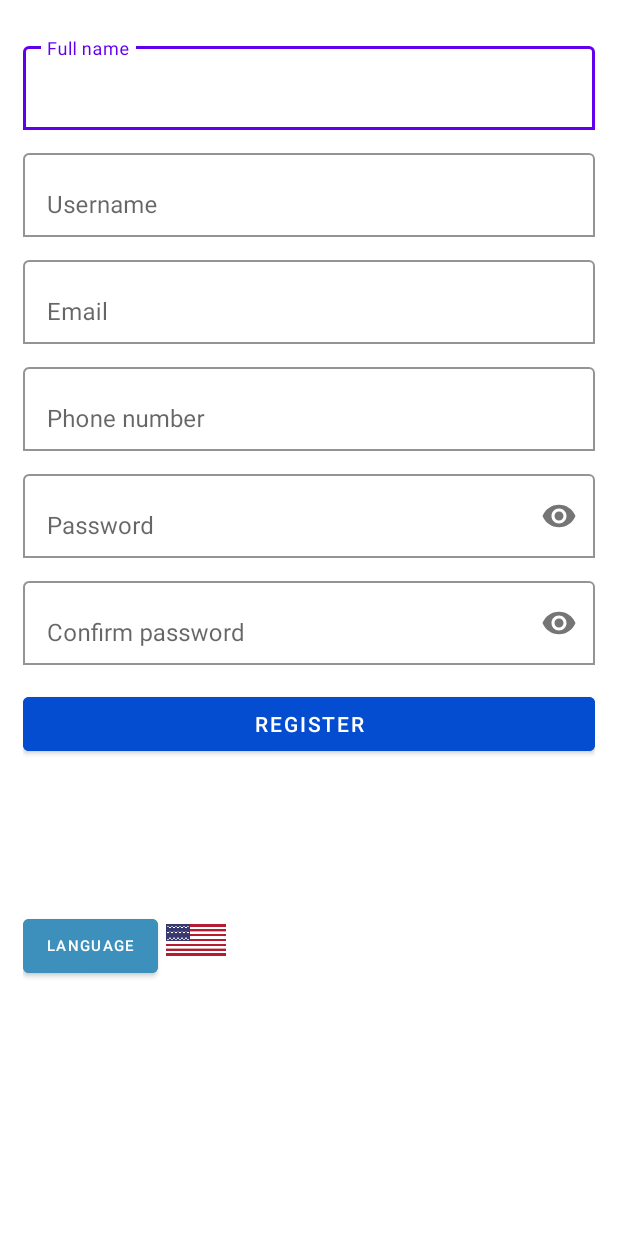
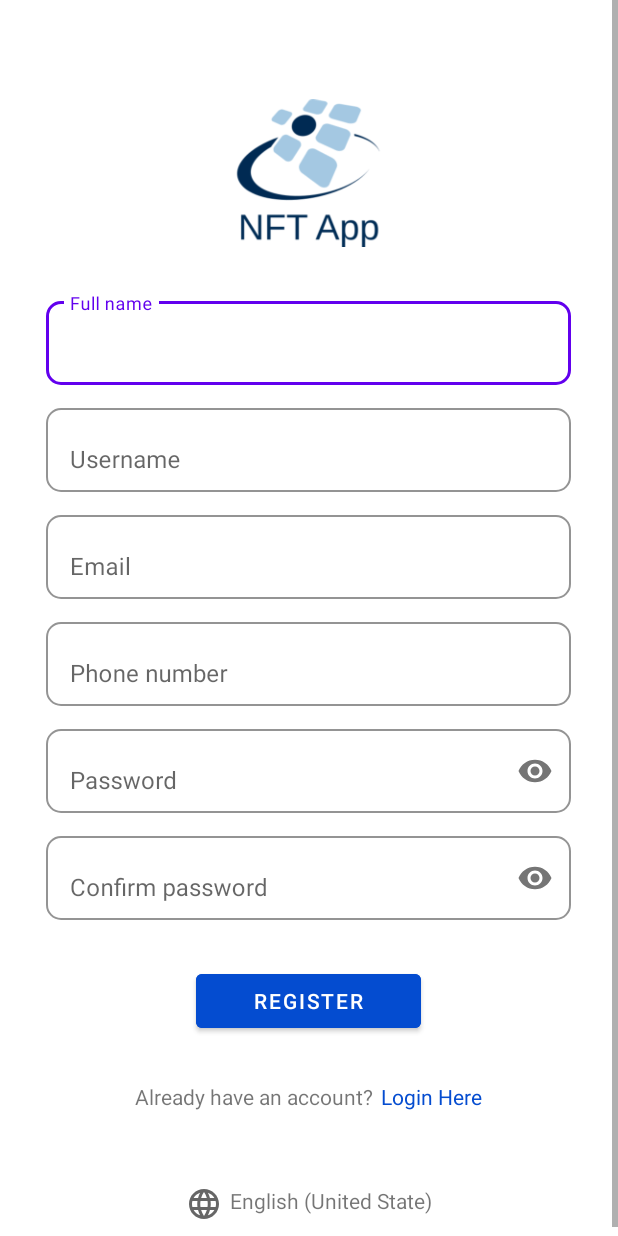
Before and after one commit to denisadfer/TR-PAM, an Android app: the RegisterActivity screen opened directly, with no data from a screen before it, on a phone screen of 412 x 824 dp. Run offline under Robolectric (Android 15) with nearby library versions, the phone set to English and light mode, and no system bars; our stand-ins replace Firebase (no records; nobody signed in at launch, a user with empty details on screens opened directly).

Commit message:
change login and register view

```diff
--- a/app/src/main/java/com/dnx/trpam/RegisterActivity.java
+++ b/app/src/main/java/com/dnx/trpam/RegisterActivity.java
@@ -15,6 +15,7 @@ import android.util.Patterns;
 import android.view.View;
 import android.widget.Button;
 import android.widget.EditText;
+import android.widget.TextView;
 import android.widget.Toast;
 
 import com.google.android.gms.tasks.OnCompleteListener;
@@ -33,12 +34,12 @@ import java.util.Locale;
 
 public class RegisterActivity extends AppCompatActivity {
     EditText editName, editUser, editPass, editPass2, editEmail, editPhone;
-    Button btnRegis, btnLang;
+    Button btnRegis;
+    TextView loginHere, language;
     private ProgressDialog progressDialog;
     private FirebaseAuth mAuth;
     private DatabaseReference mFirebaseDatabase;
     boolean isExist=false;
-
 
     @Override
     protected void onCreate(Bundle savedInstanceState) {
@@ -53,20 +54,25 @@ public class RegisterActivity extends AppCompatActivity {
         editPass = findViewById(R.id.pass1);
         editPass2 = findViewById(R.id.pass2);
         btnRegis = findViewById(R.id.regis_btn1);
-        btnLang = findViewById(R.id.changelang);
-        btnLang.setOnClickListener(new View.OnClickListener() {
+        loginHere = findViewById(R.id.loginHere);
+        language = findViewById(R.id.language);
+
+        language.setOnClickListener(new View.OnClickListener() {
             @Override
             public void onClick(View view) {
                 showChangeLanguageDialog();
             }
         });
 
-
         mAuth = FirebaseAuth.getInstance();
         progressDialog = new ProgressDialog(RegisterActivity.this);
         progressDialog.setTitle("Loading");
         progressDialog.setMessage("Waiting for Login");
         progressDialog.setCancelable(false);
+
+        loginHere.setOnClickListener(view -> {
+            startActivity(new Intent(getApplicationContext(),LoginActivity.class));
+        });
 
         FirebaseDatabase mFirebaseInstance = FirebaseDatabase.getInstance();
 
--- /dev/null
+++ b/app/src/main/res/drawable/ic_baseline_language_24.xml
@@ -0,0 +1,10 @@
+<vector xmlns:android="http://schemas.android.com/apk/res/android"
+    android:width="24dp"
+    android:height="24dp"
+    android:viewportWidth="24"
+    android:viewportHeight="24"
+    android:tint="?attr/colorControlNormal">
+  <path
+      android:fillColor="@android:color/white"
+      android:pathData="M11.99,2C6.47,2 2,6.48 2,12s4.47,10 9.99,10C17.52,22 22,17.52 22,12S17.52,2 11.99,2zM18.92,8h-2.95c-0.32,-1.25 -0.78,-2.45 -1.38,-3.56 1.84,0.63 3.37,1.91 4.33,3.56zM12,4.04c0.83,1.2 1.48,2.53 1.91,3.96h-3.82c0.43,-1.43 1.08,-2.76 1.91,-3.96zM4.26,14C4.1,13.36 4,12.69 4,12s0.1,-1.36 0.26,-2h3.38c-0.08,0.66 -0.14,1.32 -0.14,2 0,0.68 0.06,1.34 0.14,2L4.26,14zM5.08,16h2.95c0.32,1.25 0.78,2.45 1.38,3.56 -1.84,-0.63 -3.37,-1.9 -4.33,-3.56zM8.03,8L5.08,8c0.96,-1.66 2.49,-2.93 4.33,-3.56C8.81,5.55 8.35,6.75 8.03,8zM12,19.96c-0.83,-1.2 -1.48,-2.53 -1.91,-3.96h3.82c-0.43,1.43 -1.08,2.76 -1.91,3.96zM14.34,14L9.66,14c-0.09,-0.66 -0.16,-1.32 -0.16,-2 0,-0.68 0.07,-1.35 0.16,-2h4.68c0.09,0.65 0.16,1.32 0.16,2 0,0.68 -0.07,1.34 -0.16,2zM14.59,19.56c0.6,-1.11 1.06,-2.31 1.38,-3.56h2.95c-0.96,1.65 -2.49,2.93 -4.33,3.56zM16.36,14c0.08,-0.66 0.14,-1.32 0.14,-2 0,-0.68 -0.06,-1.34 -0.14,-2h3.38c0.16,0.64 0.26,1.31 0.26,2s-0.1,1.36 -0.26,2h-3.38z"/>
+</vector>
--- a/app/src/main/res/layout/activity_register.xml
+++ b/app/src/main/res/layout/activity_register.xml
@@ -10,16 +10,27 @@
         android:layout_width="match_parent"
         android:layout_height="wrap_content"
         android:orientation="vertical"
+        android:gravity="center_horizontal"
         android:padding="15dp">
 
+        <ImageView
+            android:layout_width="100dp"
+            android:layout_height="100dp"
+            android:src="@drawable/logo"
+            android:layout_marginTop="50dp"
+            android:layout_marginBottom="30dp"/>
+
         <com.google.android.material.textfield.TextInputLayout
-            android:layout_width="match_parent"
+            android:layout_width="350dp"
             android:layout_height="wrap_content"
-            android:layout_marginTop="10dp"
             app:boxBackgroundMode="outline"
             app:boxBackgroundColor="@color/white"
-            >
-            <EditText
+            app:boxCornerRadiusTopStart="10dp"
+            app:boxCornerRadiusTopEnd="10dp"
+            app:boxCornerRadiusBottomStart="10dp"
+            app:boxCornerRadiusBottomEnd="10dp">
+
+        <EditText
                 android:id="@+id/fullname"
                 android:layout_width="match_parent"
                 android:layout_height="wrap_content"
@@ -29,12 +40,16 @@
         </com.google.android.material.textfield.TextInputLayout>
 
         <com.google.android.material.textfield.TextInputLayout
-            android:layout_width="match_parent"
+            android:layout_width="350dp"
             android:layout_height="wrap_content"
             android:layout_marginTop="10dp"
             app:boxBackgroundMode="outline"
             app:boxBackgroundColor="@color/white"
-            >
+            app:boxCornerRadiusTopStart="10dp"
+            app:boxCornerRadiusTopEnd="10dp"
+            app:boxCornerRadiusBottomStart="10dp"
+            app:boxCornerRadiusBottomEnd="10dp">
+
             <EditText
                 android:id="@+id/username"
                 android:layout_width="match_parent"
@@ -45,12 +60,16 @@
         </com.google.android.material.textfield.TextInputLayout>
 
         <com.google.android.material.textfield.TextInputLayout
-            android:layout_width="match_parent"
+            android:layout_width="350dp"
             android:layout_height="wrap_content"
             android:layout_marginTop="10dp"
             app:boxBackgroundMode="outline"
             app:boxBackgroundColor="@color/white"
-            >
+            app:boxCornerRadiusTopStart="10dp"
+            app:boxCornerRadiusTopEnd="10dp"
+            app:boxCornerRadiusBottomStart="10dp"
+            app:boxCornerRadiusBottomEnd="10dp">
+
             <EditText
                 android:id="@+id/email"
                 android:layout_width="match_parent"
@@ -61,12 +80,16 @@
         </com.google.android.material.textfield.TextInputLayout>
 
         <com.google.android.material.textfield.TextInputLayout
-            android:layout_width="match_parent"
+            android:layout_width="350dp"
             android:layout_height="wrap_content"
             android:layout_marginTop="10dp"
             app:boxBackgroundMode="outline"
             app:boxBackgroundColor="@color/white"
-            >
+            app:boxCornerRadiusTopStart="10dp"
+            app:boxCornerRadiusTopEnd="10dp"
+            app:boxCornerRadiusBottomStart="10dp"
+            app:boxCornerRadiusBottomEnd="10dp">
+
             <EditText
                 android:id="@+id/phone"
                 android:layout_width="match_parent"
@@ -77,13 +100,17 @@
         </com.google.android.material.textfield.TextInputLayout>
 
         <com.google.android.material.textfield.TextInputLayout
-            android:layout_width="match_parent"
+            android:layout_width="350dp"
             android:layout_height="wrap_content"
             android:layout_marginTop="10dp"
             app:boxBackgroundMode="outline"
             app:boxBackgroundColor="@color/white"
             app:passwordToggleEnabled="true"
-            >
+            app:boxCornerRadiusTopStart="10dp"
+            app:boxCornerRadiusTopEnd="10dp"
+            app:boxCornerRadiusBottomStart="10dp"
+            app:boxCornerRadiusBottomEnd="10dp">
+
             <EditText
                 android:id="@+id/pass1"
                 android:layout_width="match_parent"
@@ -94,13 +121,17 @@
         </com.google.android.material.textfield.TextInputLayout>
 
         <com.google.android.material.textfield.TextInputLayout
-            android:layout_width="match_parent"
+            android:layout_width="350dp"
             android:layout_height="wrap_content"
             android:layout_marginTop="10dp"
             app:boxBackgroundMode="outline"
             app:boxBackgroundColor="@color/white"
             app:passwordToggleEnabled="true"
-            >
+            app:boxCornerRadiusTopStart="10dp"
+            app:boxCornerRadiusTopEnd="10dp"
+            app:boxCornerRadiusBottomStart="10dp"
+            app:boxCornerRadiusBottomEnd="10dp">
+
             <EditText
                 android:id="@+id/pass2"
                 android:layout_width="match_parent"
@@ -110,34 +141,51 @@
 
         </com.google.android.material.textfield.TextInputLayout>
 
-
         <Button
             android:id="@+id/regis_btn1"
-            android:layout_width="match_parent"
+            android:layout_width="150dp"
             android:layout_height="wrap_content"
             android:backgroundTint="@color/primary"
             android:text="@string/register"
-            android:layout_marginTop="15dp"/>
+            android:layout_marginTop="30dp"/>
 
         <LinearLayout
-            android:layout_width="match_parent"
+            android:layout_width="wrap_content"
             android:layout_height="wrap_content"
-            android:orientation="horizontal"
-            android:layout_marginTop="100dp">
+            android:layout_marginTop="30dp">
 
-            <Button
-                android:id="@+id/changelang"
-                android:text="@string/language"
+            <TextView
+                android:id="@+id/account"
                 android:layout_width="wrap_content"
                 android:layout_height="wrap_content"
-                android:textSize="10dp"
-                android:backgroundTint="@color/edit"/>
+                android:text="@string/already"/>
+
+            <TextView
+                android:id="@+id/loginHere"
+                android:layout_width="wrap_content"
+                android:layout_height="wrap_content"
+                android:layout_marginLeft="5dp"
+                android:text="@string/loginhere"
+                android:textColor="@color/primary"/>
+        </LinearLayout>
+
+        <LinearLayout
+            android:layout_width="wrap_content"
+            android:layout_height="wrap_content"
+            android:layout_marginTop="50dp">
 
             <ImageView
-                android:src="@mipmap/flag"
-                android:layout_width="40dp"
-                android:layout_height="40dp"
-                android:layout_marginLeft="5dp"/>
+                android:id="@+id/imgLang"
+                android:layout_width="wrap_content"
+                android:layout_height="wrap_content"
+                android:src="@drawable/ic_baseline_language_24"/>
+
+            <TextView
+                android:id="@+id/language"
+                android:layout_width="wrap_content"
+                android:layout_height="wrap_content"
+                android:layout_marginLeft="5dp"
+                android:text="@string/region"/>
         </LinearLayout>
 
     </LinearLayout>
--- a/app/src/main/res/values/strings.xml
+++ b/app/src/main/res/values/strings.xml
@@ -10,7 +10,12 @@
     <string name="register">Register</string>
     <string name="language">Language</string>
     <string name="country">Choose Language...</string>
+    <string name="region">English (United State)</string>
     <string name="login">Login</string>
+    <string name="account">Don\'t have an account?</string>
+    <string name="registernow">Register Now</string>
+    <string name="already">Already have an account?</string>
+    <string name="loginhere">Login Here</string>
     <string name="home">Home</string>
     <string name="search">Search</string>
     <string name="mynft">My NFT</string>
```
Also changed, not shown: app/src/main/java/com/dnx/trpam/LoginActivity.java (+8 -5 lines), app/src/main/res/layout/activity_login.xml (+52 -28 lines), 1 other file.
